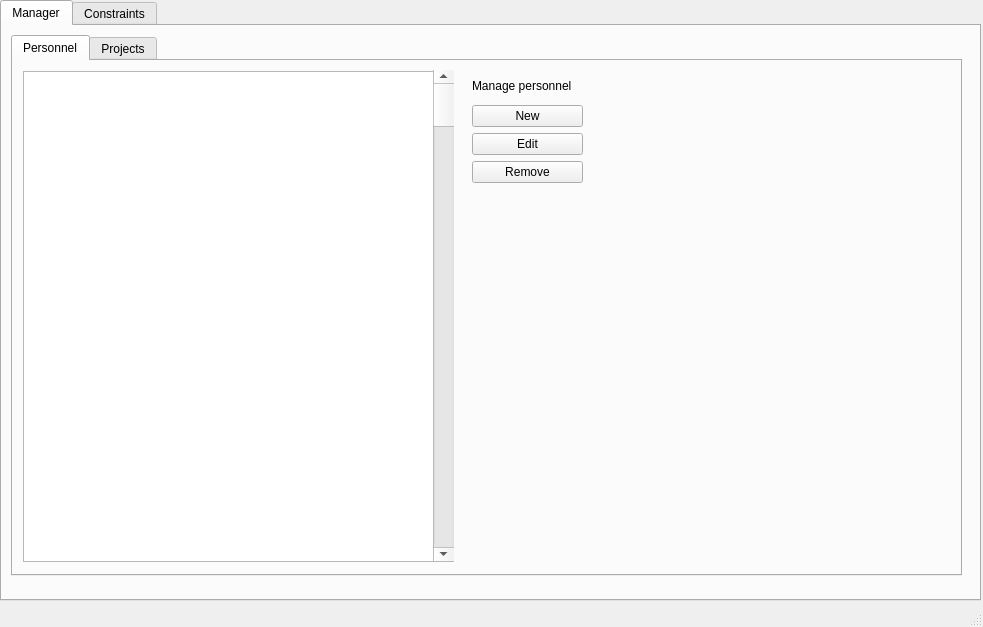
Spera97/shiftPlanner, file untitled/mainwindow.ui: the form before one commit.
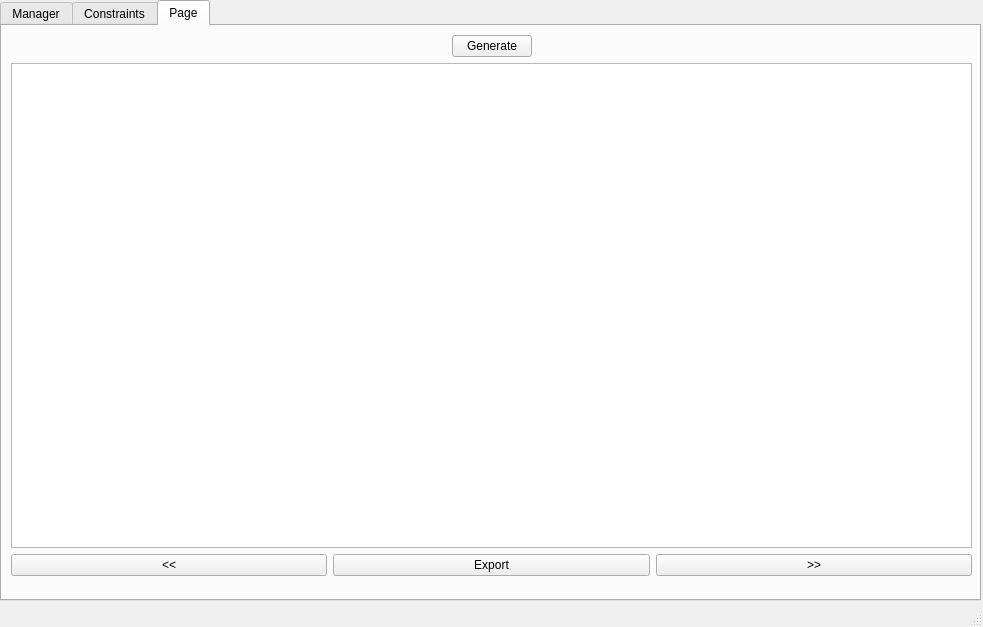
The form after the commit. The open tabs and pages were chosen to show the change.

Diff of the .ui file:
```diff
--- a/untitled/mainwindow.ui
+++ b/untitled/mainwindow.ui
@@ -187,6 +187,88 @@
       </column>
      </widget>
     </widget>
+    <widget class="QWidget" name="widget_generate">
+     <attribute name="title">
+      <string>Page</string>
+     </attribute>
+     <widget class="QWidget" name="verticalLayoutWidget_5">
+      <property name="geometry">
+       <rect>
+        <x>9</x>
+        <y>9</y>
+        <width>961</width>
+        <height>541</height>
+       </rect>
+      </property>
+      <layout class="QVBoxLayout" name="verticalLayout_5">
+       <item>
+        <layout class="QHBoxLayout" name="horizontalLayout">
+         <item>
+          <spacer name="horizontalSpacer">
+           <property name="orientation">
+            <enum>Qt::Orientation::Horizontal</enum>
+           </property>
+           <property name="sizeHint" stdset="0">
+            <size>
+             <width>40</width>
+             <height>20</height>
+            </size>
+           </property>
+          </spacer>
+         </item>
+         <item>
+          <widget class="QPushButton" name="pushButton_13">
+           <property name="text">
+            <string>Generate</string>
+           </property>
+          </widget>
+         </item>
+         <item>
+          <spacer name="horizontalSpacer_2">
+           <property name="orientation">
+            <enum>Qt::Orientation::Horizontal</enum>
+           </property>
+           <property name="sizeHint" stdset="0">
+            <size>
+             <width>40</width>
+             <height>20</height>
+            </size>
+           </property>
+          </spacer>
+         </item>
+        </layout>
+       </item>
+       <item>
+        <widget class="QTableView" name="tableView"/>
+       </item>
+       <item>
+        <layout class="QHBoxLayout" name="horizontalLayout_2">
+         <item>
+          <widget class="QPushButton" name="pushButton_14">
+           <property name="text">
+            <string>&lt;&lt;</string>
+           </property>
+          </widget>
+         </item>
+         <item>
+          <widget class="QPushButton" name="pushButton_16">
+           <property name="text">
+            <string>Export</string>
+           </property>
+          </widget>
+         </item>
+         <item>
+          <widget class="QPushButton" name="pushButton_15">
+           <property name="text">
+            <string>&gt;&gt;</string>
+           </property>
+          </widget>
+         </item>
+        </layout>
+       </item>
+      </layout>
+     </widget>
+    </widget>
    </widget>
   </widget>
   <widget class="QMenuBar" name="menubar">
```
Left out of the diff: 6 changed lines with no effect on the pictures.
